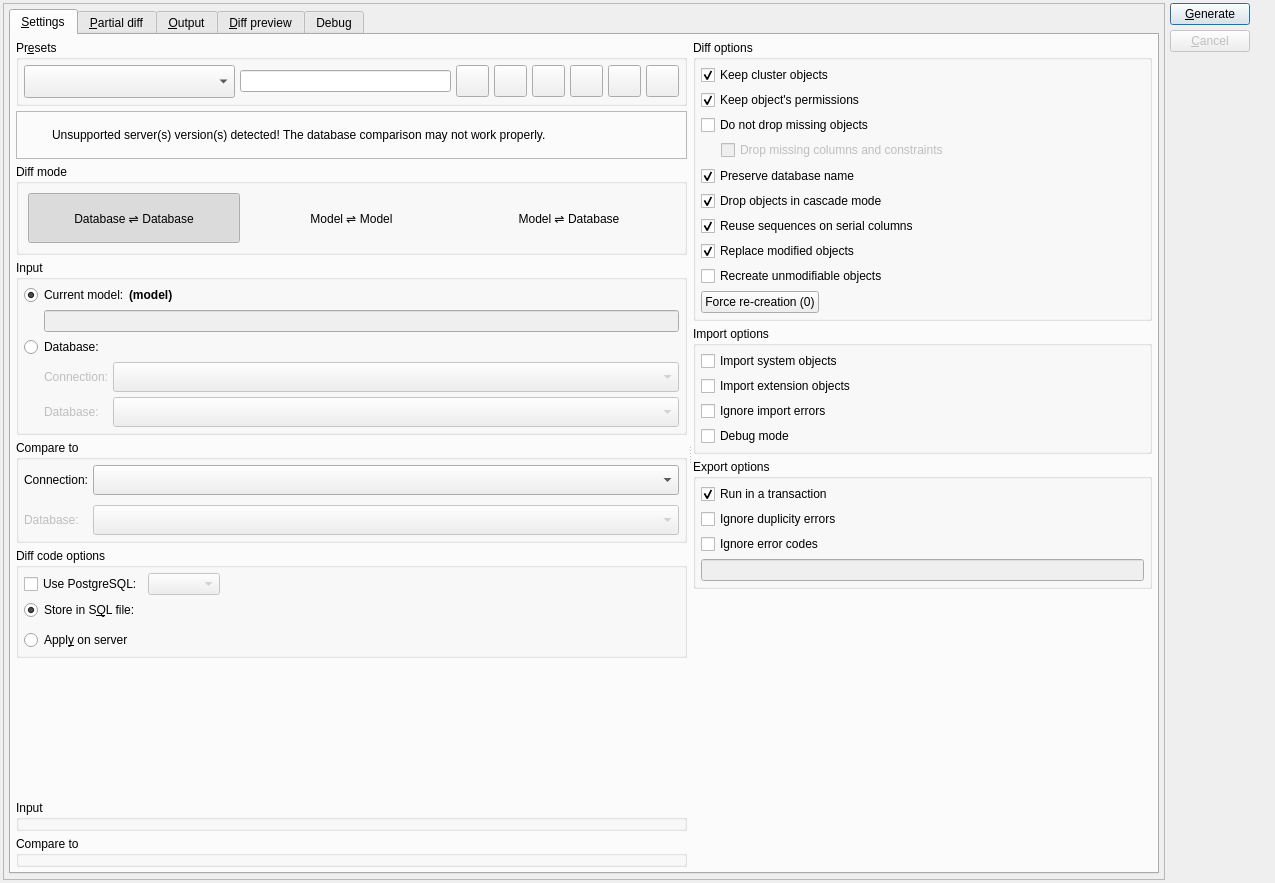
First picture: the form in libs/libgui/ui/tools/difftoolwidget.ui, repository arichiardi/pgmodeler, before the edit.
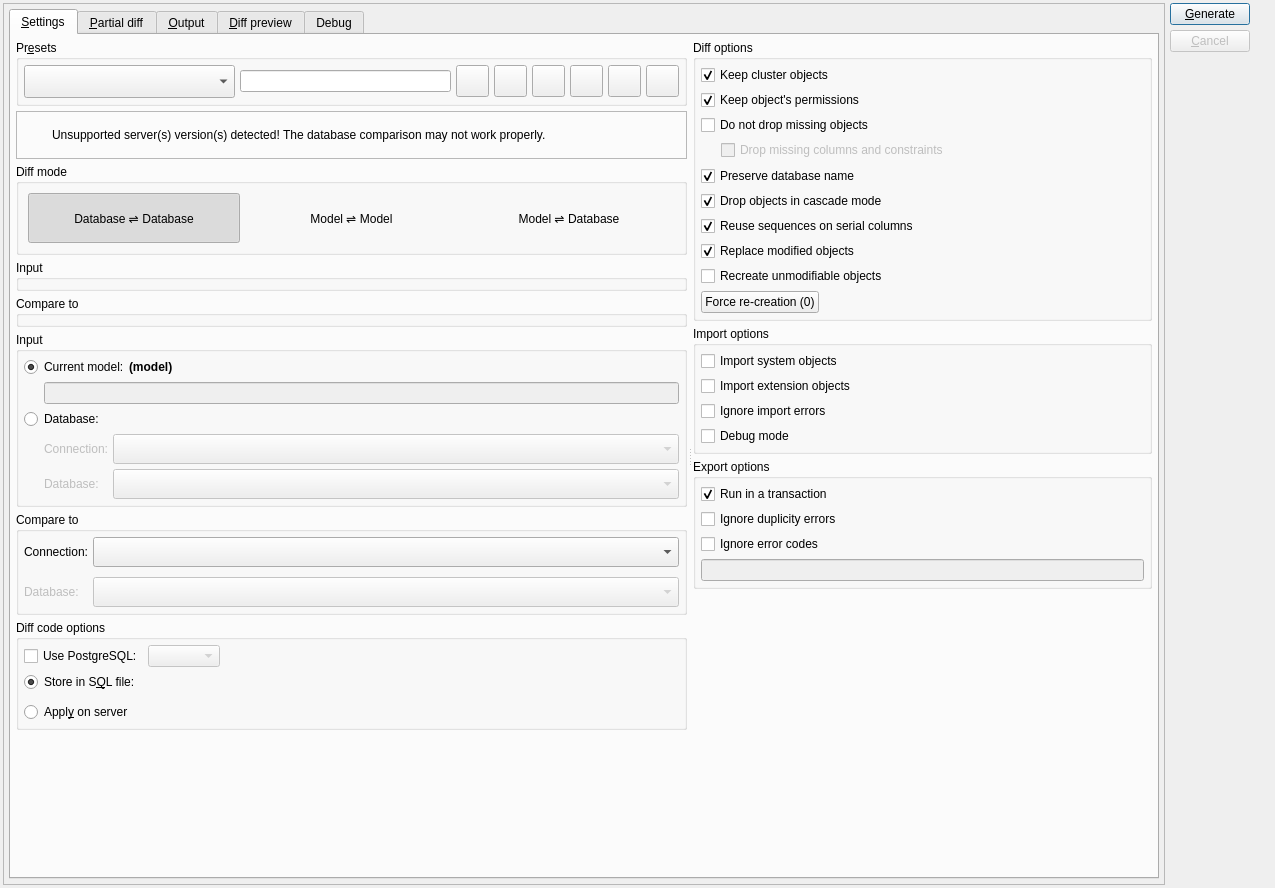
Second picture: the form after the edit. Icons and pictures are not drawn.

Commit message: DiffToolWidget now compares two databases by using the db selection in ModelDbPickerWidget

Patch:
```diff
--- a/libs/libgui/ui/tools/difftoolwidget.ui
+++ b/libs/libgui/ui/tools/difftoolwidget.ui
@@ -10,7 +10,7 @@
     <x>0</x>
     <y>0</y>
     <width>1275</width>
-    <height>883</height>
+    <height>888</height>
    </rect>
   </property>
   <property name="sizePolicy">
@@ -676,6 +676,32 @@
                 </item>
                </layout>
               </item>
+              <item>
+               <widget class="QGroupBox" name="input_picker_gb">
+                <property name="title">
+                 <string>Input</string>
+                </property>
+               </widget>
+              </item>
+              <item>
+               <widget class="QGroupBox" name="compared_pick_gb">
+                <property name="sizePolicy">
+                 <sizepolicy hsizetype="Expanding" vsizetype="Fixed">
+                  <horstretch>0</horstretch>
+                  <verstretch>0</verstretch>
+                 </sizepolicy>
+                </property>
+                <property name="minimumSize">
+                 <size>
+                  <width>0</width>
+                  <height>0</height>
+                 </size>
+                </property>
+                <property name="title">
+                 <string>Compare to</string>
+                </property>
+               </widget>
+              </item>
               <item>
                <widget class="QGroupBox" name="input_gb">
                 <property name="sizePolicy">
@@ -1186,32 +1212,6 @@
                 </property>
                </spacer>
               </item>
-              <item>
-               <widget class="QGroupBox" name="input_picker_gb">
-                <property name="title">
-                 <string>Input</string>
-                </property>
-               </widget>
-              </item>
-              <item>
-               <widget class="QGroupBox" name="compared_pick_gb">
-                <property name="sizePolicy">
-                 <sizepolicy hsizetype="Expanding" vsizetype="Fixed">
-                  <horstretch>0</horstretch>
-                  <verstretch>0</verstretch>
-                 </sizepolicy>
-                </property>
-                <property name="minimumSize">
-                 <size>
-                  <width>0</width>
-                  <height>0</height>
-                 </size>
-                </property>
-                <property name="title">
-                 <string>Compare to</string>
-                </property>
-               </widget>
-              </item>
              </layout>
             </widget>
             <widget class="QWidget" name="layoutWidget1">
```
The commit also changes 4 other files.
